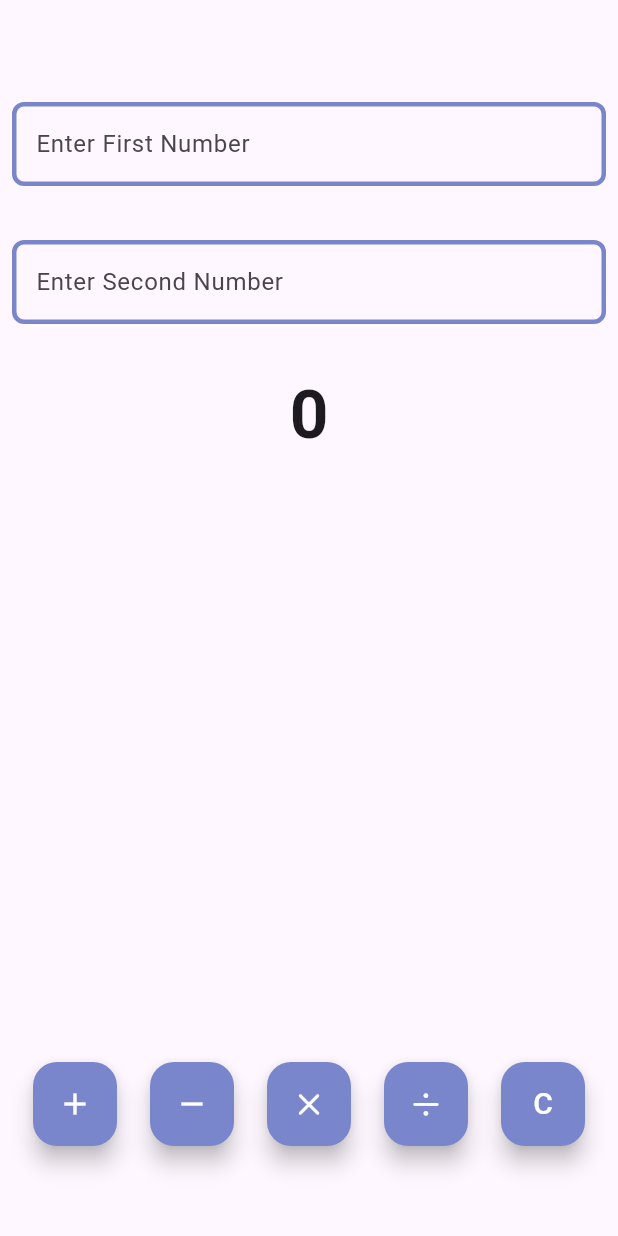
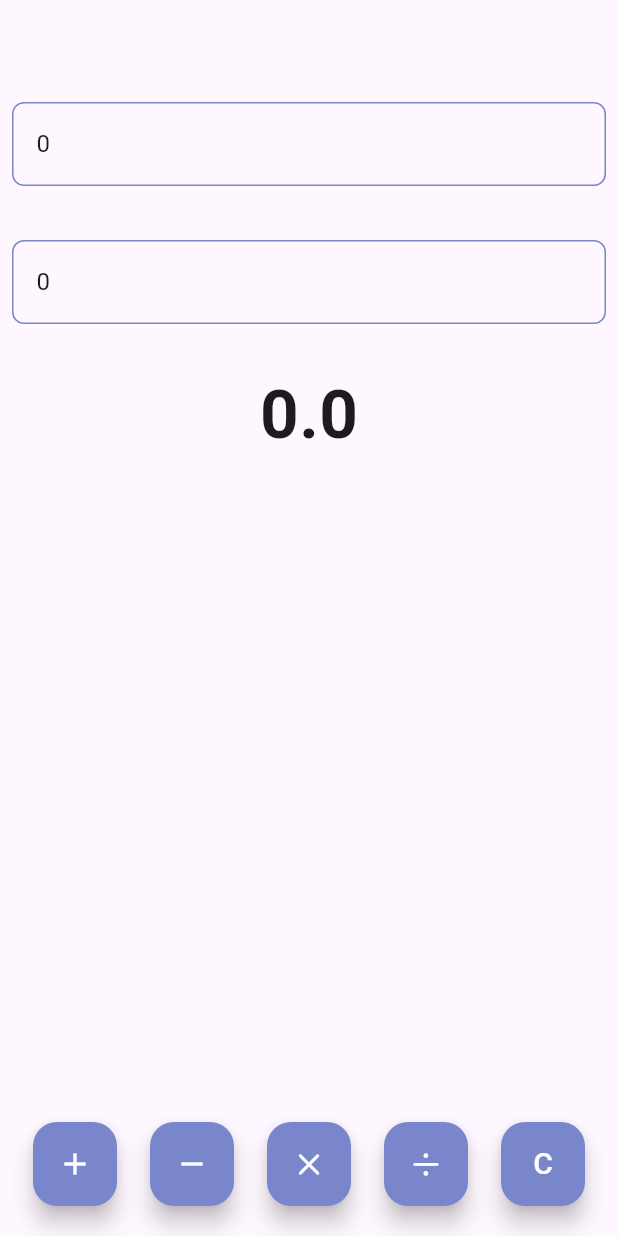
Before and after one commit to akashm936/NewAppFlutter, a Flutter app: the screen it shows after launch, on a phone screen of 412 x 824 dp. Run offline on Flutter 3.47's test engine with Material 3 defaults, Android fonts, the phone set to English and light mode, and no system bars.

Commit message:
calculator function works well

```diff
--- a/lib/app/myapp.dart
+++ b/lib/app/myapp.dart
@@ -8,7 +8,7 @@ class MyApp extends StatelessWidget {
   Widget build(BuildContext context) {
     return MaterialApp(
       title: 'My Flutter App',
-      home: const CalculatorView(),
+      home: CalculatorView(),
       themeMode: ThemeMode.light,
       theme: ThemeData(
         appBarTheme: AppBarTheme(
--- a/lib/views/calculator_view.dart
+++ b/lib/views/calculator_view.dart
@@ -1,25 +1,49 @@
 import 'package:flutter/material.dart';
 import 'package:flutter/cupertino.dart';
 
-class CalculatorView extends StatelessWidget {
-  const CalculatorView({super.key});
+class CalculatorView extends StatefulWidget {
+
+
+  CalculatorView({super.key, });
+
+  @override
+  State<CalculatorView> createState() => _CalculatorViewState();
+}
+
+class _CalculatorViewState extends State<CalculatorView> {
+  int num1 = 0;
+  int num2 = 0;
+  double result = 0.0;
+
+  final TextEditingController _firstNumberController = TextEditingController();
+  final TextEditingController _secondNumberController = TextEditingController();
+
+  @override
+  void initState() {
+    super.initState();
+    _firstNumberController.text = num1.toString();
+    _secondNumberController.text = num2.toString();
+  }
+
+
 
   @override
   Widget build(BuildContext context) {
     return Scaffold(
       body: Padding(
-        padding: const EdgeInsets.only(top: 60.0),
+        padding: EdgeInsets.only(top: 60.0),
         child: Column(
           children: [
             Padding(
-              padding: const EdgeInsets.all(8.0),
+              padding: EdgeInsets.all(8.0),
               child: TextField(
+                controller: _firstNumberController,
                 keyboardType: TextInputType.number,
                 decoration: InputDecoration(
                   hintText: "Enter First Number",
                   enabledBorder: OutlineInputBorder(
                     borderSide: BorderSide(
-                      width: 3,
+                      width: 1,
                       color: Colors.indigo.shade300,
                     ),
                     borderRadius: BorderRadius.circular(8.0),
@@ -35,16 +59,19 @@ class CalculatorView extends StatelessWidget {
                 ),
               ),
             ),
+
             SizedBox(height: 20),
+
             Padding(
-              padding: const EdgeInsets.all(8.0),
+              padding: EdgeInsets.all(8.0),
               child: TextField(
+                controller: _secondNumberController,
                 keyboardType: TextInputType.number,
                 decoration: InputDecoration(
                   hintText: "Enter Second Number",
                   enabledBorder: OutlineInputBorder(
                     borderSide: BorderSide(
-                      width: 3,
+                      width: 1,
                       color: Colors.indigo.shade300,
                     ),
                     borderRadius: BorderRadius.circular(8.0),
@@ -60,52 +87,81 @@ class CalculatorView extends StatelessWidget {
                 ),
               ),
             ),
+
+
             SizedBox(height: 20),
+
+
             Text(
-              "0",
+              "$result",
               style: TextStyle(fontSize: 45, fontWeight: FontWeight.bold),
             ),
+
+
             SizedBox(height: 20),
+
+
             Spacer(),
+
+
             Row(
               mainAxisAlignment: MainAxisAlignment.spaceEvenly,
               children: [
                 FloatingActionButton(
-                  onPressed: () {},
+                  onPressed: () {
+                   setState(() {
+                     result = double.parse(_firstNumberController.text) + double.parse(_secondNumberController.text);
+                   });
+                  },
                   backgroundColor: Colors.indigo.shade300,
                   child: Icon(Icons.add,color: Colors.white,),
                 ),
                 FloatingActionButton(
-                  onPressed: () {},
+                  onPressed: () {
+                   setState(() {
+                     result = double.parse(_firstNumberController.text) - double.parse(_secondNumberController.text);
+                   });
+                  },
                   backgroundColor: Colors.indigo.shade300,
                   child: Icon(Icons.remove,color: Colors.white,   ),
                 ),
                 FloatingActionButton(
-                  onPressed: () {},
+                  onPressed: () {
+                    setState(() {
+                      result = double.parse(_firstNumberController.text) * double.parse(_secondNumberController.text);
+                    });
+                  },
                   backgroundColor: Colors.indigo.shade300,
                   child: Icon(CupertinoIcons.multiply,color: Colors.white,),
                 ),
                 FloatingActionButton(
-                  onPressed: () {},
+                  onPressed: () {
+                    setState(() {
+                      result = double.parse(_firstNumberController.text) / double.parse(_secondNumberController.text);
+                    });
+                  },
                   backgroundColor: Colors.indigo.shade300,
                   child: Icon(CupertinoIcons.divide,color: Colors.white,),
                 ),
                 FloatingActionButton(
-                  onPressed: () {},
+                  onPressed: () {
+                    setState(() {
+                      num1 = 0;
+                      num2 = 0;
+                      result = 0;
+                      _firstNumberController.clear();
+                      _secondNumberController.clear();
+                    });
+                  },
                   backgroundColor: Colors.indigo.shade300,
                   child: Text("C",style: TextStyle(fontSize: 20,color: Colors.white,),),
                 ),
               ],
             ),
+
+
             SizedBox(height: 20),
-            Row(
-              mainAxisAlignment: MainAxisAlignment.center,
 
-              children: [
-
-              ],
-            ),
-            SizedBox(height: 40),
           ],
         ),
       ),
```
